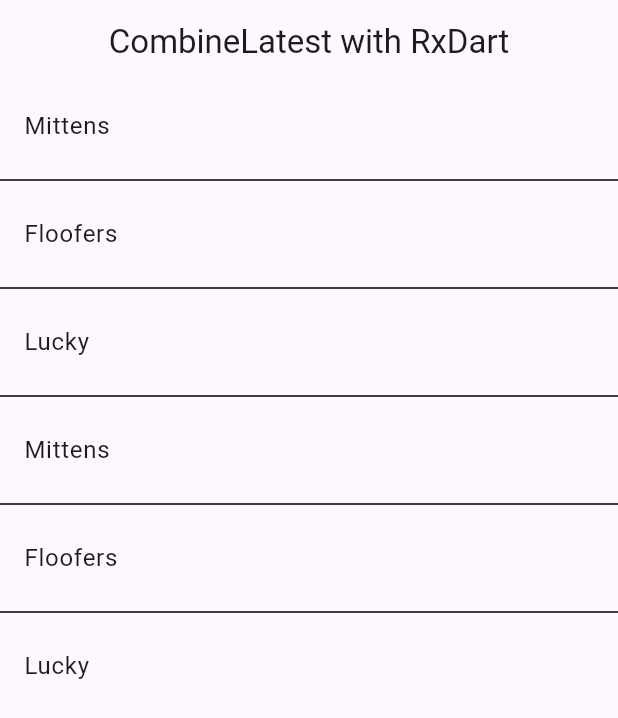
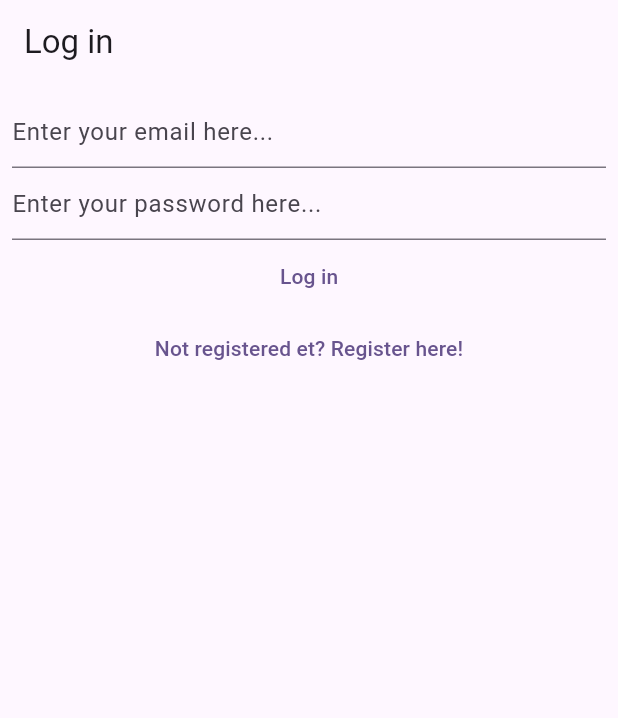
Before and after one commit to jiahongwei1998/rxdart_course, a Flutter app: the screen it shows after launch, on a phone screen of 412 x 824 dp. Shown: the top 718 px of the screen. Run offline on Flutter 3.47's test engine with Material 2 defaults, Android fonts, the phone set to English and light mode, and no system bars; our stand-ins replace cloud_firestore, firebase_auth, firebase_core, flutter_hooks, rxdart; accounts and stored records are empty.

Commit message:
add new code

```diff
--- a/lib/main.dart
+++ b/lib/main.dart
@@ -1,14 +1,23 @@
-import 'dart:convert';
+import 'dart:async';
 
+import 'package:firebase_core/firebase_core.dart';
 import 'package:flutter/material.dart';
-import 'package:flutter/services.dart';
-import 'package:rxdart/rxdart.dart';
+import 'package:rxdart_course/blocs/app_bloc.dart';
+import 'package:rxdart_course/blocs/auth_bloc/auth_error.dart';
+import 'package:rxdart_course/blocs/views_bloc/current_view.dart';
+import 'package:rxdart_course/dialogs/auth_error_dialog.dart';
+import 'package:rxdart_course/firebase_options.dart';
+import 'package:rxdart_course/loading/loading_screen.dart';
+import 'package:rxdart_course/views/contacts_list_view.dart';
+import 'package:rxdart_course/views/login_view.dart';
+import 'package:rxdart_course/views/new_contact.dart';
+import 'package:rxdart_course/views/register_view.dart';
 
-extension Log on Object {
-  void log() => debugPrint(toString());
-}
-
-void main() {
+void main() async {
+  WidgetsFlutterBinding.ensureInitialized();
+  await Firebase.initializeApp(
+    options: DefaultFirebaseOptions.currentPlatform,
+  );
   runApp(const App());
 }
 
@@ -30,55 +39,6 @@
   }
 }
 
-@immutable
-class Bloc {
-  final Sink<String?> setFirstName;
-  final Sink<String?> setLastName;
-  final Stream<String> fullName;
-
-  const Bloc._({
-    required this.setFirstName,
-    required this.setLastName,
-    required this.fullName,
-  });
-
-  void dispose() {
-    setFirstName.close();
-    setLastName.close();
-  }
-
-  factory Bloc() {
-    final firstNameSubject = BehaviorSubject<String?>();
-    final lastNameSubject = BehaviorSubject<String?>();
-
-    final Stream<String> fullName = Rx.combineLatest2(
-        firstNameSubject.startWith(null), lastNameSubject.startWith(null),
-        (firstName, lastName) {
-      if (firstName != null &&
-          firstName.isNotEmpty &&
-          lastName != null &&
-          lastName.isNotEmpty) {
-        return '$firstName $lastName';
-      } else {
-        return 'Both first and last name must be provided';
-      }
-    });
-    return Bloc._(
-        setFirstName: firstNameSubject.sink,
-        setLastName: lastNameSubject.sink,
-        fullName: fullName);
-  }
-}
-
-Stream<String> getNames({required String filePath}) {
-  final names = rootBundle.loadString(filePath);
-  return Stream.fromFuture(names).transform(const LineSplitter());
-}
-
-Stream<String> getAllNames() => getNames(filePath: 'assets/texts/cats.txt')
-    .concatWith([getNames(filePath: 'assets/texts/dogs.txt')]).delay(
-        const Duration(seconds: 3));
-
 class HomePage extends StatefulWidget {
   const HomePage({super.key});
 
@@ -87,50 +47,93 @@
 }
 
 class _HomePageState extends State<HomePage> {
-  late final Bloc bloc;
+  late final AppBloc appBloc;
+  StreamSubscription<AuthError?>? _authErrorSub;
+  StreamSubscription<bool>? _isLoadingSub;
 
   @override
   void initState() {
     super.initState();
-    bloc = Bloc();
+    appBloc = AppBloc();
   }
 
   @override
   void dispose() {
-    bloc.dispose();
+    appBloc.contacts;
+    _authErrorSub?.cancel();
+    _isLoadingSub?.cancel();
     super.dispose();
+  }
+
+  void handleAuthErrors(BuildContext context) async {
+    await _authErrorSub?.cancel();
+    _authErrorSub = appBloc.authError.listen((event) {
+      final AuthError? authError = event;
+      if (authError == null) {
+        return;
+      }
+      showAuthError(authError: authError, context: context);
+    });
+  }
+
+  void setupLoadingScreen(BuildContext context) async {
+    await _isLoadingSub?.cancel();
+    _isLoadingSub = appBloc.isLoading.listen((isLoading) {
+      if (isLoading) {
+        LoadingScreen.instance().show(context: context, text: 'Loading');
+      } else {
+        LoadingScreen.instance().hide();
+      }
+    });
+  }
+
+  Widget getHomePage() {
+    return StreamBuilder<CurrentView>(
+      stream: appBloc.currentView,
+      builder: (context, snapshot) {
+        switch (snapshot.connectionState) {
+          case ConnectionState.none:
+          case ConnectionState.waiting:
+            return const Center(
+              child: CircularProgressIndicator(),
+            );
+          case ConnectionState.active:
+          case ConnectionState.done:
+            final currentView = snapshot.requireData;
+            switch (currentView) {
+              case CurrentView.login:
+                return LoginView(
+                  login: appBloc.login,
+                  goToRegisterView: appBloc.goToContactListView,
+                );
+              case CurrentView.register:
+                return RegisterView(
+                  register: appBloc.register,
+                  goToLoginView: appBloc.goToRegisterView,
+                );
+              case CurrentView.contactList:
+                return ContactsListView(
+                  logout: appBloc.logout,
+                  deleteAccount: appBloc.deleteAccount,
+                  deleteContact: appBloc.deleteContact,
+                  createNewContact: appBloc.goToCreateContactView,
+                  contacts: appBloc.contacts,
+                );
+              case CurrentView.createContact:
+                return NewContactView(
+                  createContact: appBloc.createContact,
+                  goBack: appBloc.goToContactListView,
+                );
+            }
+        }
+      },
+    );
   }
 
   @override
   Widget build(BuildContext context) {
-    return Scaffold(
-      appBar: AppBar(
-        title: const Center(child: Text('CombineLatest with RxDart')),
-      ),
-      body: FutureBuilder<List<String>>(
-        future: getAllNames().toList(),
-        builder: (context, snapshot) {
-          switch (snapshot.connectionState) {
-            case ConnectionState.none:
-            case ConnectionState.waiting:
-            case ConnectionState.active:
-              return const Center(
-                child: CircularProgressIndicator(),
-              );
-            case ConnectionState.done:
-              final names = snapshot.requireData;
-              return ListView.separated(
-                itemBuilder: (context, index) => ListTile(
-                  title: Text(names[index]),
-                ),
-                separatorBuilder: (_, __) => const Divider(
-                  color: Colors.black,
-                ),
-                itemCount: names.length,
-              );
-          }
-        },
-      ),
-    );
+    handleAuthErrors(context);
+    setupLoadingScreen(context);
+    return getHomePage();
   }
 }
--- a/lib/models/contact.dart
+++ b/lib/models/contact.dart
@@ -28,6 +28,8 @@
         lastName = json[_Keys.lastNameKey] as String,
         phoneNumber = json[_Keys.phoneNumberKey] as String;
 
+  String get fullName => '$firstName $lastName';
+
   @override
   String toString() => '$firstName $lastName';
 }
--- /dev/null
+++ b/lib/type_definitions.dart
@@ -0,0 +1,12 @@
+import 'package:flutter/foundation.dart';
+import 'package:rxdart_course/models/contact.dart';
+
+typedef LogoutCallback = VoidCallback;
+typedef DeleteAccountCallback = VoidCallback;
+typedef GoBackCallback = VoidCallback;
+
+typedef LoginFunction = void Function(String email, String password);
+typedef RegisterFunction = void Function(String email, String password);
+typedef CreateContactCallback = void Function(
+    String firstName, String lastName, String phoneNumber);
+typedef DeleteContactCallback = void Function(Contact contact);
--- /dev/null
+++ b/lib/views/login_view.dart
@@ -0,0 +1,63 @@
+import 'package:flutter/material.dart';
+import 'package:flutter_hooks/flutter_hooks.dart';
+import 'package:rxdart_course/loading/helpers/if_debugging.dart';
+import 'package:rxdart_course/type_definitions.dart';
+
+class LoginView extends HookWidget {
+  final LoginFunction login;
+  final VoidCallback goToRegisterView;
+
+  const LoginView({
+    super.key,
+    required this.login,
+    required this.goToRegisterView,
+  });
+
+  @override
+  Widget build(BuildContext context) {
+    final emailController =
+        useTextEditingController(text: 'hjia@lucent.com'.ifDebugging);
+    final passwordController =
+        useTextEditingController(text: 'hesong'.ifDebugging);
+
+    return Scaffold(
+      appBar: AppBar(
+        title: const Text('Log in'),
+      ),
+      body: Padding(
+        padding: const EdgeInsets.all(8),
+        child: Column(
+          children: [
+            TextField(
+              controller: emailController,
+              decoration:
+                  const InputDecoration(hintText: 'Enter your email here...'),
+              keyboardType: TextInputType.emailAddress,
+              keyboardAppearance: Brightness.dark,
+            ),
+            TextField(
+              controller: passwordController,
+              decoration: const InputDecoration(
+                  hintText: 'Enter your password here...'),
+              obscureText: true,
+              // obscuringCharacter: '🔘',
+              keyboardAppearance: Brightness.dark,
+            ),
+            TextButton(
+              onPressed: () {
+                final email = emailController.text;
+                final password = passwordController.text;
+                login(email, password);
+              },
+              child: const Text('Log in'),
+            ),
+            TextButton(
+              onPressed: () => goToRegisterView,
+              child: const Text('Not registered et? Register here!'),
+            ),
+          ],
+        ),
+      ),
+    );
+  }
+}
```
Also changed, not shown: lib/blocs/app_bloc.dart (+9 -5 lines), lib/loading/loading_screen.dart (+16 -0 lines), lib/views/contacts_list_view.dart (added, +90 -0 lines), lib/views/main_popup_menu_button.dart (added, +52 -0 lines), lib/views/new_contact.dart (added, +67 -0 lines), lib/views/register_view.dart (added, +63 -0 lines).
